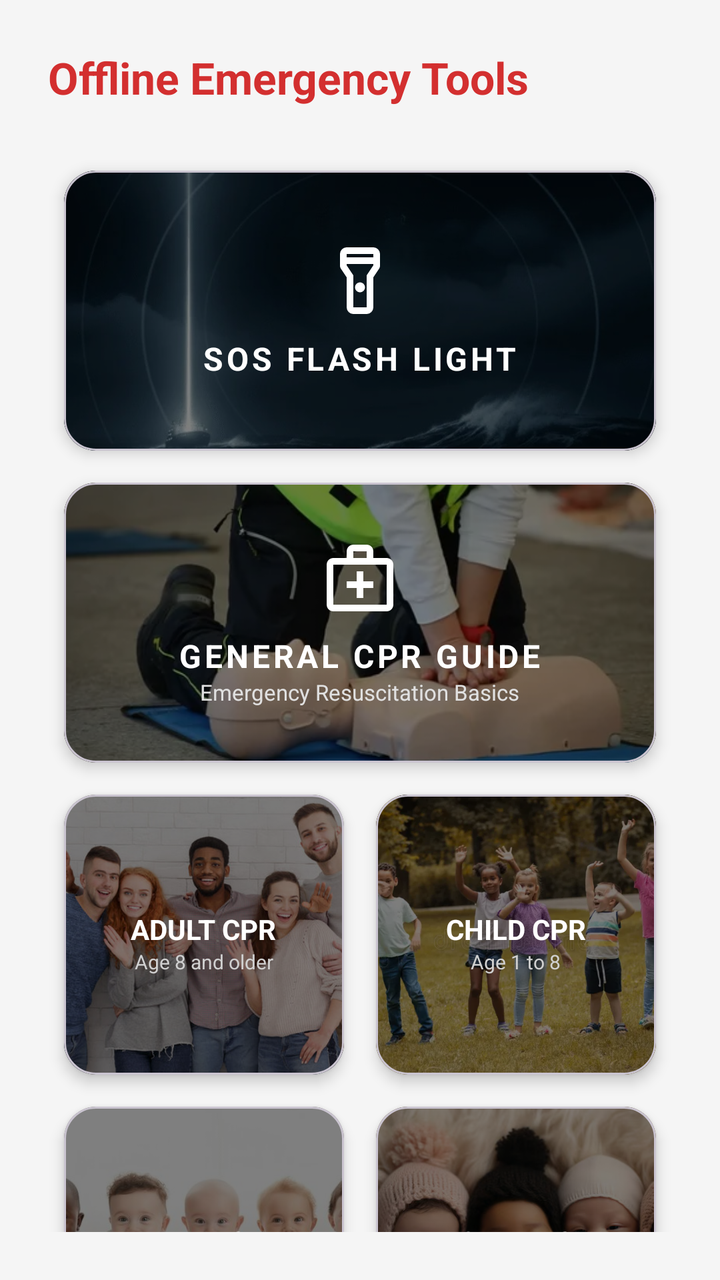
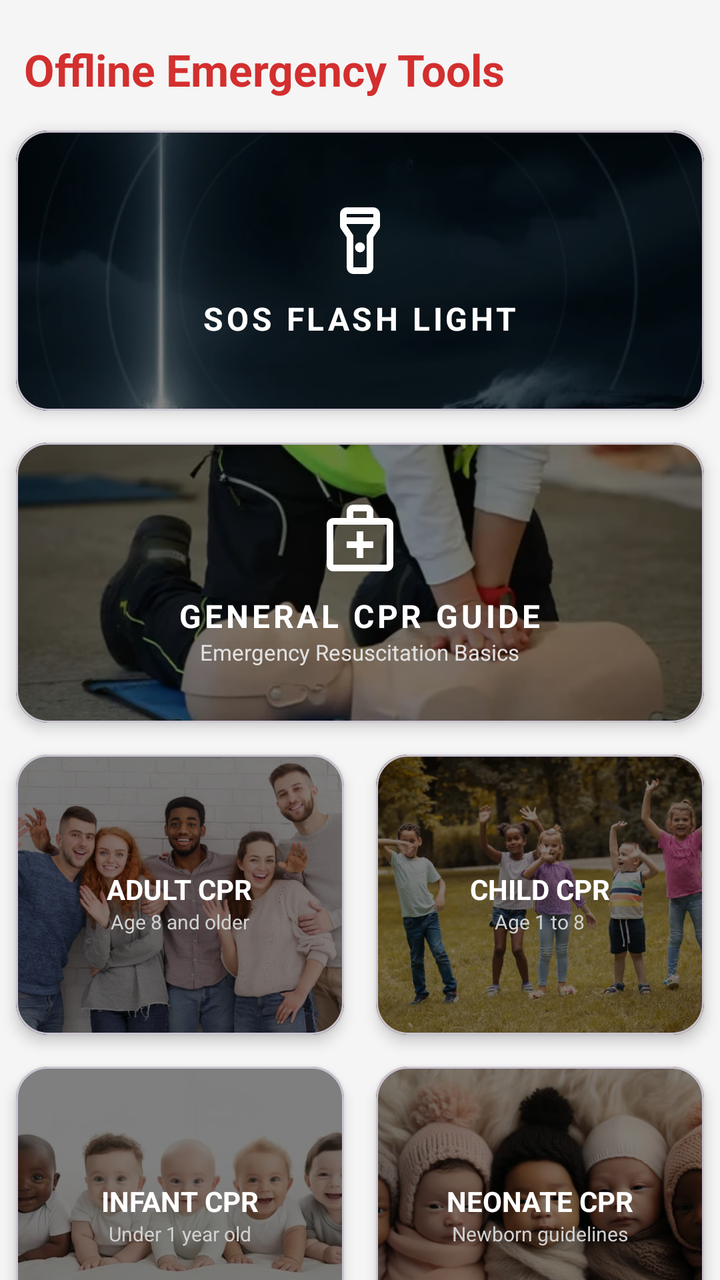

An Android layout rendered at two revisions. The XML below is the earlier revision; the diff shows what the commit changed to produce the second picture.
<!-- AndroidManifest.xml: application theme Theme.JERAPP -->
<!-- res/layout/fragment_offline.xml -->
<?xml version="1.0" encoding="utf-8"?>
<LinearLayout xmlns:android="http://schemas.android.com/apk/res/android"
    xmlns:app="http://schemas.android.com/apk/res-auto"
    android:layout_width="match_parent"
    android:layout_height="match_parent"
    android:orientation="vertical"
    android:padding="24dp"
    android:background="#F5F5F5">

    <ScrollView
        android:layout_width="match_parent"
        android:layout_height="match_parent"
        android:scrollbars="none">

        
        <LinearLayout
            android:layout_width="match_parent"
            android:layout_height="wrap_content"
            android:orientation="vertical">

            <TextView
                android:layout_width="wrap_content"
                android:layout_height="wrap_content"
                android:text="Offline Emergency Tools"
                android:textSize="22sp"
                android:textStyle="bold"
                android:textColor="@color/primary"
                android:layout_marginBottom="24dp" />

            
            <com.google.android.material.card.MaterialCardView
                android:id="@+id/cardSosFlashlight"
                android:layout_width="match_parent"
                android:layout_height="140dp"
                android:layout_margin="8dp"
                android:clickable="true"
                android:focusable="true"
                android:foreground="?attr/selectableItemBackground"
                app:cardCornerRadius="16dp"
                app:cardElevation="4dp">

                <FrameLayout
                    android:layout_width="match_parent"
                    android:layout_height="match_parent">
                    <ImageView
                        android:layout_width="match_parent"
                        android:layout_height="match_parent"
                        android:scaleType="centerCrop"
                        android:src="@drawable/ic_flashlight_bg" />
                    <View
                        android:layout_width="match_parent"
                        android:layout_height="match_parent"
                        android:background="#80000000" />
                    <LinearLayout
                        android:layout_width="match_parent"
                        android:layout_height="match_parent"
                        android:gravity="center"
                        android:orientation="vertical"
                        android:padding="16dp">
                        <ImageView
                            android:layout_width="40dp"
                            android:layout_height="40dp"
                            android:src="@drawable/ic_flashlight"
                            app:tint="@color/white" />
                        <TextView
                            android:layout_width="wrap_content"
                            android:layout_height="wrap_content"
                            android:layout_marginTop="8dp"
                            android:text="SOS FLASH LIGHT"
                            android:textStyle="bold"
                            android:textColor="@color/white"
                            android:textSize="16sp"
                            android:letterSpacing="0.1" />
                    </LinearLayout>
                </FrameLayout>
            </com.google.android.material.card.MaterialCardView>

            
            <com.google.android.material.card.MaterialCardView
                android:id="@+id/cardGeneralCpr"
                android:layout_width="match_parent"
                android:layout_height="140dp"
                android:layout_margin="8dp"
                android:clickable="true"
                android:focusable="true"
                android:foreground="?attr/selectableItemBackground"
                app:cardCornerRadius="16dp"
                app:cardElevation="4dp">

                <FrameLayout
                    android:layout_width="match_parent"
                    android:layout_height="match_parent">
                    <ImageView
                        android:layout_width="match_parent"
                        android:layout_height="match_parent"
                        android:scaleType="centerCrop"
                        android:src="@drawable/ic_cpr_general_bg" />
                    <View
                        android:layout_width="match_parent"
                        android:layout_height="match_parent"
                        android:background="#80000000" />
                    <LinearLayout
                        android:layout_width="match_parent"
                        android:layout_height="match_parent"
                        android:gravity="center"
                        android:orientation="vertical"
                        android:padding="16dp">
                        <ImageView
                            android:layout_width="40dp"
                            android:layout_height="40dp"
                            android:src="@drawable/ic_cpr_kit"
                            app:tint="@color/white" />
                        <TextView
                            android:layout_width="wrap_content"
                            android:layout_height="wrap_content"
                            android:layout_marginTop="8dp"
                            android:text="GENERAL CPR GUIDE"
                            android:textStyle="bold"
                            android:textColor="@color/white"
                            android:textSize="16sp"
                            android:letterSpacing="0.1" />
                        <TextView
                            android:layout_width="wrap_content"
                            android:layout_height="wrap_content"
                            android:text="Emergency Resuscitation Basics"
                            android:textColor="#E0E0E0"
                            android:textSize="11sp" />
                    </LinearLayout>
                </FrameLayout>
            </com.google.android.material.card.MaterialCardView>

            
            <GridLayout
                android:layout_width="match_parent"
                android:layout_height="wrap_content"
                android:columnCount="2"
                android:rowCount="2"
                android:alignmentMode="alignBounds">

                
                <com.google.android.material.card.MaterialCardView
                    android:id="@+id/cardAdultCpr"
                    android:layout_width="0dp"
                    android:layout_height="140dp"
                    android:layout_columnWeight="1"
                    android:layout_margin="8dp"
                    android:clickable="true"
                    android:focusable="true"
                    android:foreground="?attr/selectableItemBackground"
                    app:cardCornerRadius="16dp"
                    app:cardElevation="4dp">
                    <FrameLayout android:layout_width="match_parent" android:layout_height="match_parent">
                        <ImageView android:layout_width="match_parent" android:layout_height="match_parent" android:scaleType="centerCrop" android:src="@drawable/ic_cpr_adult_bg" />
                        <View android:layout_width="match_parent" android:layout_height="match_parent" android:background="#80000000" />
                        <LinearLayout android:layout_width="match_parent" android:layout_height="match_parent" android:gravity="center" android:orientation="vertical" android:padding="12dp">
                            <TextView android:layout_width="wrap_content" android:layout_height="wrap_content" android:layout_marginTop="8dp" android:text="ADULT CPR" android:textStyle="bold" android:textColor="@color/white" android:textSize="14sp" />
                            <TextView android:layout_width="wrap_content" android:layout_height="wrap_content" android:text="Age 8 and older" android:textColor="#D0D0D0" android:textSize="10sp" />
                        </LinearLayout>
                    </FrameLayout>
                </com.google.android.material.card.MaterialCardView>

                
                <com.google.android.material.card.MaterialCardView
                    android:id="@+id/cardChildCpr"
                    android:layout_width="0dp"
                    android:layout_height="140dp"
                    android:layout_columnWeight="1"
                    android:layout_margin="8dp"
                    android:clickable="true"
                    android:focusable="true"
                    android:foreground="?attr/selectableItemBackground"
                    app:cardCornerRadius="16dp"
                    app:cardElevation="4dp">
                    <FrameLayout android:layout_width="match_parent" android:layout_height="match_parent">
                        <ImageView android:layout_width="match_parent" android:layout_height="match_parent" android:scaleType="centerCrop" android:src="@drawable/ic_cpr_child_bg" />
                        <View android:layout_width="match_parent" android:layout_height="match_parent" android:background="#80000000" />
                        <LinearLayout android:layout_width="match_parent" android:layout_height="match_parent" android:gravity="center" android:orientation="vertical" android:padding="12dp">
                            <TextView android:layout_width="wrap_content" android:layout_height="wrap_content" android:layout_marginTop="8dp" android:text="CHILD CPR" android:textStyle="bold" android:textColor="@color/white" android:textSize="14sp" />
                            <TextView android:layout_width="wrap_content" android:layout_height="wrap_content" android:text="Age 1 to 8" android:textColor="#D0D0D0" android:textSize="10sp" />
                        </LinearLayout>
                    </FrameLayout>
                </com.google.android.material.card.MaterialCardView>

                
                <com.google.android.material.card.MaterialCardView
                    android:id="@+id/cardInfantCpr"
                    android:layout_width="0dp"
                    android:layout_height="140dp"
                    android:layout_columnWeight="1"
                    android:layout_margin="8dp"
                    android:clickable="true"
                    android:focusable="true"
                    android:foreground="?attr/selectableItemBackground"
                    app:cardCornerRadius="16dp"
                    app:cardElevation="4dp">
                    <FrameLayout android:layout_width="match_parent" android:layout_height="match_parent">
                        <ImageView android:layout_width="match_parent" android:layout_height="match_parent" android:scaleType="centerCrop" android:src="@drawable/ic_cpr_infant_bg" />
                        <View android:layout_width="match_parent" android:layout_height="match_parent" android:background="#80000000" />
                        <LinearLayout android:layout_width="match_parent" android:layout_height="match_parent" android:gravity="center" android:orientation="vertical" android:padding="12dp">
                            <TextView android:layout_width="wrap_content" android:layout_height="wrap_content" android:layout_marginTop="8dp" android:text="INFANT CPR" android:textStyle="bold" android:textColor="@color/white" android:textSize="14sp" />
                            <TextView android:layout_width="wrap_content" android:layout_height="wrap_content" android:text="Under 1 year old" android:textColor="#D0D0D0" android:textSize="10sp" />
                        </LinearLayout>
                    </FrameLayout>
                </com.google.android.material.card.MaterialCardView>

                
                <com.google.android.material.card.MaterialCardView
                    android:id="@+id/cardNeonateCpr"
                    android:layout_width="0dp"
                    android:layout_height="140dp"
                    android:layout_columnWeight="1"
                    android:layout_margin="8dp"
                    android:clickable="true"
                    android:focusable="true"
                    android:foreground="?attr/selectableItemBackground"
                    app:cardCornerRadius="16dp"
                    app:cardElevation="4dp">
                    <FrameLayout android:layout_width="match_parent" android:layout_height="match_parent">
                        <ImageView android:layout_width="match_parent" android:layout_height="match_parent" android:scaleType="centerCrop" android:src="@drawable/ic_cpr_neonate_bg" />
                        <View android:layout_width="match_parent" android:layout_height="match_parent" android:background="#80000000" />
                        <LinearLayout android:layout_width="match_parent" android:layout_height="match_parent" android:gravity="center" android:orientation="vertical" android:padding="12dp">
                            <TextView android:layout_width="wrap_content" android:layout_height="wrap_content" android:layout_marginTop="8dp" android:text="NEONATE CPR" android:textStyle="bold" android:textColor="@color/white" android:textSize="14sp" />
                            <TextView android:layout_width="wrap_content" android:layout_height="wrap_content" android:text="Newborn guidelines" android:textColor="#D0D0D0" android:textSize="10sp" />
                        </LinearLayout>
                    </FrameLayout>
                </com.google.android.material.card.MaterialCardView>

            </GridLayout>

        </LinearLayout>
    </ScrollView>

</LinearLayout>
<!-- resources referenced by this layout -->
<resources>
  <color name="primary">#D32F2F</color>
  <color name="white">#FFFFFF</color>
  <!-- drawable ic_cpr_adult_bg: jpg bitmap (drawable, 60950 bytes) -->
  <!-- drawable ic_cpr_child_bg: webp bitmap (drawable, 62010 bytes) -->
  <!-- drawable ic_cpr_general_bg: webp bitmap (drawable, 16542 bytes) -->
  <!-- drawable ic_cpr_infant_bg: jpg bitmap (drawable, 28288 bytes) -->
  <!-- drawable ic_cpr_kit (drawable) -->
  <vector xmlns:android="http://schemas.android.com/apk/res/android" android:height="24dp" android:tint="#000000" android:viewportHeight="24" android:viewportWidth="24" android:width="24dp">
        
      <path android:fillColor="@android:color/white" android:pathData="M20,6h-4V4c0,-1.1 -0.9,-2 -2,-2h-4C8.9,2 8,2.9 8,4v2H4C2.9,6 2,6.9 2,8v12c0,1.1 0.9,2 2,2h16c1.1,0 2,-0.9 2,-2V8C22,6.9 21.1,6 20,6zM10,4h4v2h-4V4zM20,20H4V8h16V20z"/>
        
      <path android:fillColor="@android:color/white" android:pathData="M13,10l-2,0l0,3l-3,0l0,2l3,0l0,3l2,0l0,-3l3,0l0,-2l-3,0z"/>
      
  </vector>
  <!-- drawable ic_cpr_neonate_bg: jpg bitmap (drawable, 76275 bytes) -->
  <!-- drawable ic_flashlight (drawable) -->
  <vector xmlns:android="http://schemas.android.com/apk/res/android" android:height="24dp" android:tint="#000000" android:viewportHeight="960" android:viewportWidth="960" android:width="24dp">
        
      <path android:fillColor="@android:color/white" android:pathData="M320,800L320,440L253,340Q246,330 243,319Q240,308 240,296L240,160Q240,127 263.5,103.5Q287,80 320,80L640,80Q673,80 696.5,103.5Q720,127 720,160L720,296Q720,308 717,319Q714,330 707,340L640,440L640,800Q640,833 616.5,856.5Q593,880 560,880L400,880Q367,880 343.5,856.5Q320,833 320,800ZM437.5,602.5Q420,585 420,560Q420,535 437.5,517.5Q455,500 480,500Q505,500 522.5,517.5Q540,535 540,560Q540,585 522.5,602.5Q505,620 480,620Q455,620 437.5,602.5ZM320,200L640,200L640,160Q640,160 640,160Q640,160 640,160L320,160Q320,160 320,160Q320,160 320,160L320,200ZM640,280L320,280L320,296L400,416L400,800Q400,800 400,800Q400,800 400,800L560,800Q560,800 560,800Q560,800 560,800L560,416L640,296L640,280ZM480,480L480,480L480,480L480,480L480,480L480,480L480,480L480,480Q480,480 480,480Q480,480 480,480L480,480Q480,480 480,480Q480,480 480,480L480,480L480,480L480,480L480,480L480,480L480,480L480,480Q480,480 480,480Q480,480 480,480L480,480Q480,480 480,480Q480,480 480,480Z"/>
      
  </vector>
  <!-- drawable ic_flashlight_bg: jpg bitmap (drawable, 25770 bytes) -->
  <style name="Theme.JERAPP" parent="Theme.Material3.DayNight.NoActionBar">
          
          <item name="colorPrimary">@color/primary</item>
          <item name="android:statusBarColor">@color/primary</item>
  
          
          <item name="android:windowLightStatusBar">false</item>
  
          
          <item name="android:navigationBarColor">@color/background</item>
          <item name="android:windowLightNavigationBar">true</item>
      </style>
  <color name="background">#FFFBFF</color>
</resources>

<!-- the commit's change to res/layout/fragment_offline.xml (unified diff, before → after) -->
@@ -4,7 +4,8 @@
     android:layout_width="match_parent"
     android:layout_height="match_parent"
     android:orientation="vertical"
-    android:padding="24dp"
+    android:layout_marginLeft="8dp"
+    android:layout_marginRight="8dp"
     android:background="#F5F5F5">
 
     <ScrollView
@@ -25,7 +26,9 @@
                 android:textSize="22sp"
                 android:textStyle="bold"
                 android:textColor="@color/primary"
-                android:layout_marginBottom="24dp" />
+                android:layout_marginStart="12dp"
+                android:layout_marginBottom="8dp"
+                android:layout_marginTop="20dp"/>
 
             
             <com.google.android.material.card.MaterialCardView
